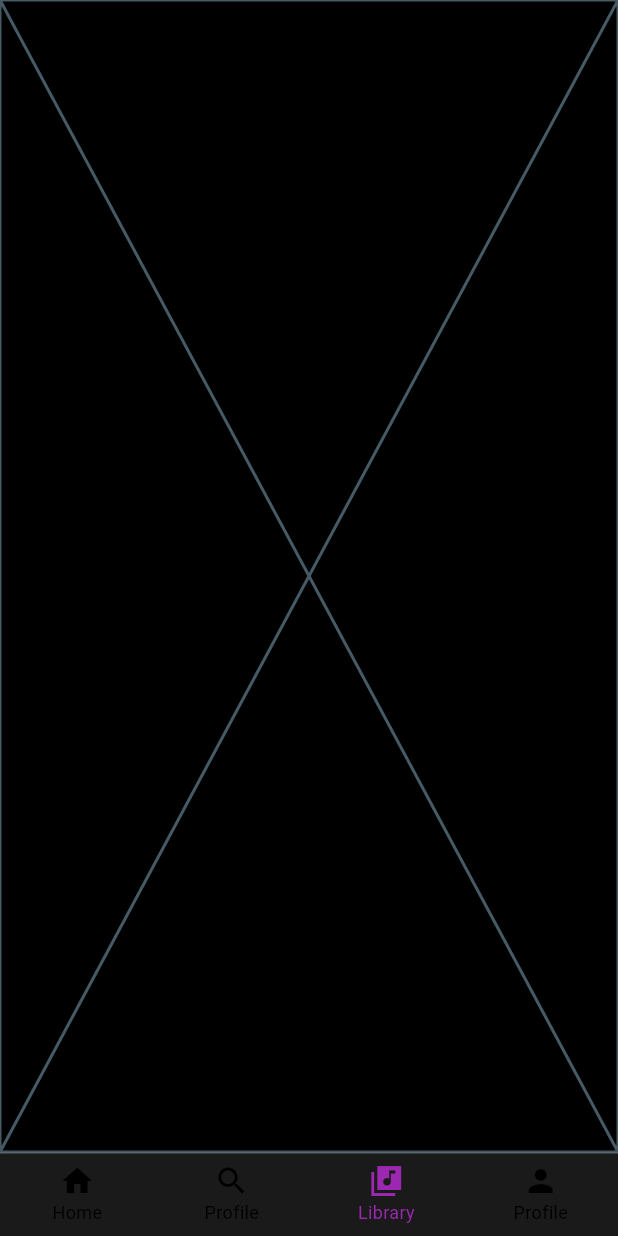
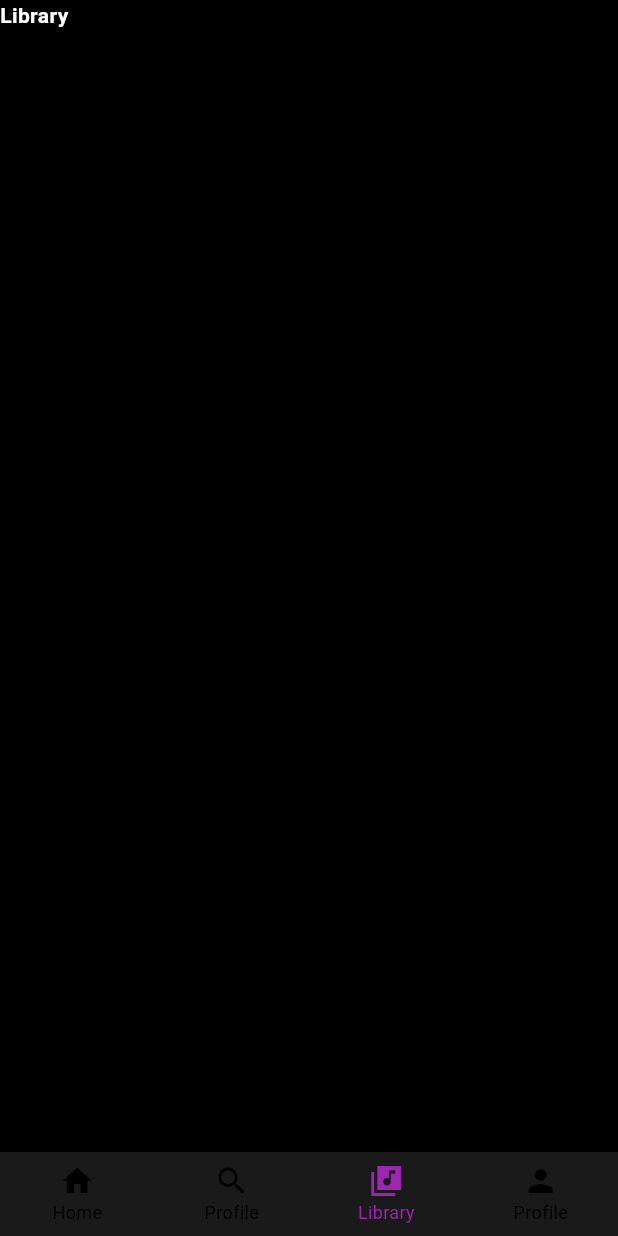
Before and after one commit to mahdiabouzeid/music-app, a Flutter app: the screen it shows after launch, item 3 of the bottom bar chosen, on a phone screen of 412 x 824 dp. Run offline on Flutter 3.47's test engine with Material 3 defaults, Android fonts, the light colour scheme and no system bars.

Commit message:
tabbar finished

```diff
--- a/lib/home.dart
+++ b/lib/home.dart
@@ -1,3 +1,4 @@
+import 'package:flutter/foundation.dart';
 import 'package:flutter/material.dart';
 class Home extends StatefulWidget {
   const Home({super.key});
@@ -9,8 +10,9 @@ class Home extends StatefulWidget {
 class _HomeState extends State<Home> {
   @override
   Widget build(BuildContext context) {
-    return Scaffold(
-      body: Text('Home'),
+    return SafeArea(
+      child: Scaffold(body: Text('Home Page',style: TextStyle(color: Colors.white,fontWeight: FontWeight.bold),),),
+
     );
   }
 }
--- a/lib/library.dart
+++ b/lib/library.dart
@@ -9,6 +9,9 @@ class Library extends StatefulWidget {
 class _LibraryState extends State<Library> {
   @override
   Widget build(BuildContext context) {
-    return const Placeholder();
+    return SafeArea(
+       child: Scaffold(body: Text('Library',style: TextStyle(color: Colors.white,fontWeight: FontWeight.bold),),),
+
+    );
   }
 }
--- a/lib/profile.dart
+++ b/lib/profile.dart
@@ -10,7 +10,7 @@ class _ProfileState extends State<Profile> {
   @override
   Widget build(BuildContext context) {
     return Scaffold(
-      body:Text('search'),
+      body:Text('Profile',style: TextStyle(fontWeight: FontWeight.bold,color: Colors.white),),
     );
   }
 }
--- a/lib/search.dart
+++ b/lib/search.dart
@@ -9,8 +9,7 @@ class Search extends StatefulWidget {
 class _SearchState extends State<Search> {
   @override
   Widget build(BuildContext context) {
-    return Scaffold(
-      body: Text('search')
+    return SafeArea(child: Scaffold(body: Text('Search',style: TextStyle(color: Colors.white,fontWeight: FontWeight.bold),),),
     );
   }
 }
```
